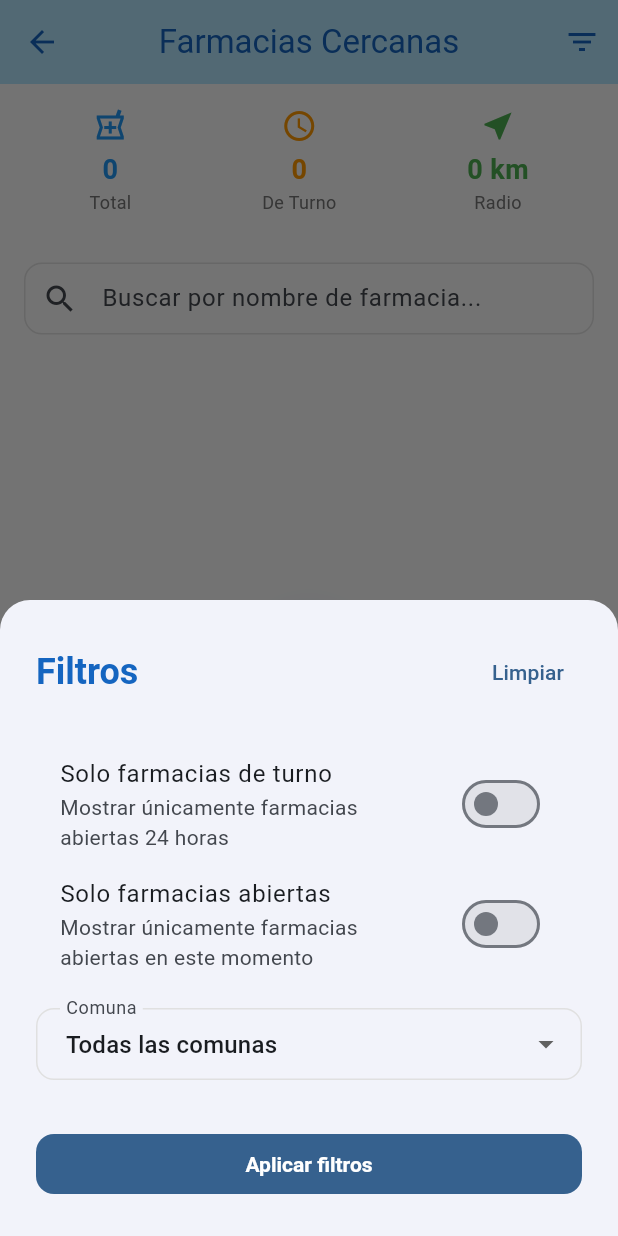
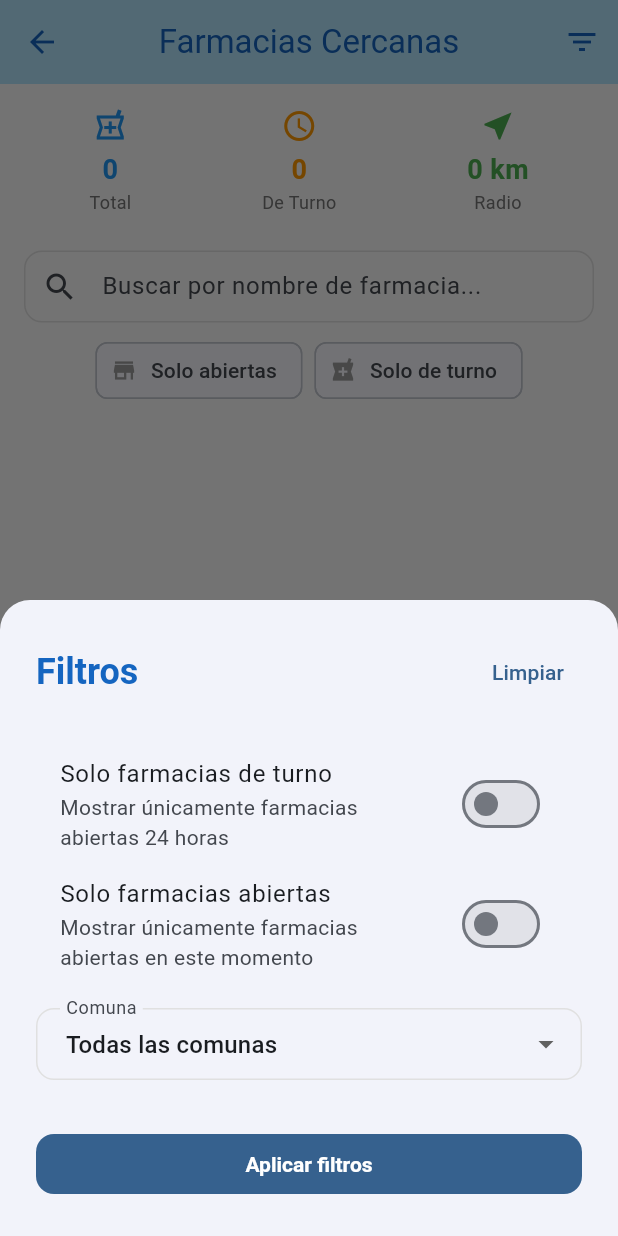
Before and after one commit to lriverd/farmaciapp, a Flutter app: the FarmaciaListScreen screen opened directly with empty values, after a tap on the "filter list" icon, on a phone screen of 412 x 824 dp. Run offline on Flutter 3.47's test engine with Material 3 defaults, Android fonts, the phone set to English and light mode, and no system bars; our stand-ins replace firebase_analytics, firebase_core, firebase_crashlytics, geolocator, google_mobile_ads, package_info_plus and 1 more; accounts and stored records are empty; network calls fail.

Commit message:
fix some adds

```diff
--- a/lib/screens/farmacia_detail_screen.dart
+++ b/lib/screens/farmacia_detail_screen.dart
@@ -40,6 +40,7 @@ class _FarmaciaDetailScreenState extends State<FarmaciaDetailScreen> {
 
   void _loadBannerAd() {
     _bannerAd = AdService.createBannerAd(
+      location: 'detail',
       onAdLoaded: (ad) {
         setState(() {
           _isBannerAdLoaded = true;
--- a/lib/screens/farmacia_list_screen.dart
+++ b/lib/screens/farmacia_list_screen.dart
@@ -1,8 +1,11 @@
 import 'package:flutter/material.dart';
 import 'package:geolocator/geolocator.dart';
+import 'package:google_mobile_ads/google_mobile_ads.dart';
 import 'package:provider/provider.dart';
 import 'package:url_launcher/url_launcher.dart';
 import '../models/farmacia_con_distancia.dart';
+import '../services/ad_service.dart';
+import '../services/analytics_service.dart';
 import '../services/farmacia_service.dart';
 import '../services/theme_service.dart';
 import '../utils/horario_utils.dart';
@@ -41,14 +44,20 @@ class _FarmaciaListScreenState extends State<FarmaciaListScreen> {
 
   final TextEditingController _searchController = TextEditingController();
 
+  // Variables para el banner
+  BannerAd? _bannerAd;
+  bool _isBannerAdLoaded = false;
+
   @override
   void initState() {
     super.initState();
     _initializarDatos();
+    _loadBannerAd();
   }
 
   @override
   void dispose() {
+    _bannerAd?.dispose();
     _searchController.dispose();
     super.dispose();
   }
@@ -56,6 +65,26 @@ class _FarmaciaListScreenState extends State<FarmaciaListScreen> {
   void _initializarDatos() {
     _farmaciasFiltradas = widget.farmaciasCercanas;
     _comunasDisponibles = FarmaciaService.obtenerComunas(widget.farmaciasCercanas);
+  }
+
+  void _loadBannerAd() {
+    _bannerAd = AdService.createBannerAd(
+      location: 'list',
+      onAdLoaded: (ad) {
+        setState(() {
+          _isBannerAdLoaded = true;
+        });
+      },
+      onAdFailedToLoad: (ad, error) {
+        ad.dispose();
+        AnalyticsService.logError(
+          error: 'Error al cargar banner en lista',
+          stackTrace: StackTrace.current,
+          contexto: 'FarmaciaListScreen',
+        );
+      },
+    );
+    _bannerAd?.load();
   }
 
   void _aplicarFiltros() {
@@ -181,10 +210,23 @@ class _FarmaciaListScreenState extends State<FarmaciaListScreen> {
             ),
           ),
 
-          // Barra de búsqueda
+          // Banner publicitario
+          if (_isBannerAdLoaded && _bannerAd != null)
+            Container(
+              alignment: Alignment.center,
+              width: double.infinity,
+              height: 60,
+              margin: const EdgeInsets.symmetric(vertical: 8),
+              child: AdWidget(ad: _bannerAd!),
+            ),
+
+          // Barra de búsqueda con filtros rápidos
           Padding(
-            padding: const EdgeInsets.all(16),
-            child: TextField(
+            padding: const EdgeInsets.symmetric(horizontal: 16, vertical: 8),
+            child: Column(
+              children: [
+                // Barra de búsqueda por nombre
+                TextField(
                   controller: _searchController,
                   decoration: InputDecoration(
                     hintText: 'Buscar por nombre de farmacia...',
@@ -208,6 +250,48 @@ class _FarmaciaListScreenState extends State<FarmaciaListScreen> {
                     });
                     _aplicarFiltros();
                   },
+                ),
+
+                const SizedBox(height: 8),
+
+                // Filtros rápidos
+                Wrap(
+                  spacing: 8,
+                  runSpacing: 8,
+                  children: [
+                    FilterChip(
+                      avatar: Icon(
+                        Icons.store,
+                        size: 18,
+                        color: _soloAbiertas ? Colors.white : Colors.grey,
+                      ),
+                      label: const Text('Solo abiertas'),
+                      selected: _soloAbiertas,
+                      onSelected: (value) {
+                        setState(() {
+                          _soloAbiertas = value;
+                        });
+                        _aplicarFiltros();
+                      },
+                    ),
+                    FilterChip(
+                      avatar: Icon(
+                        Icons.local_pharmacy,
+                        size: 18,
+                        color: _soloTurno ? Colors.white : Colors.grey,
+                      ),
+                      label: const Text('Solo de turno'),
+                      selected: _soloTurno,
+                      onSelected: (value) {
+                        setState(() {
+                          _soloTurno = value;
+                        });
+                        _aplicarFiltros();
+                      },
+                    ),
+                  ],
+                ),
+              ],
             ),
           ),
 
--- a/lib/services/ad_service.dart
+++ b/lib/services/ad_service.dart
@@ -10,11 +10,23 @@ class AdService {
   /// ID de la app de AdMob para iOS
   static const String _iosAppId = 'ca-app-pub-7060454650201968~4128813276';
 
-  /// ID del banner para Android
-  static const String _androidBannerId = 'ca-app-pub-7060454650201968/4923020192';
+  /// ID del banner para Android (Home)
+  static const String _androidBannerHomeId = 'ca-app-pub-7060454650201968/4923020192';
 
-  /// ID del banner para iOS
-  static const String _iosBannerId = 'ca-app-pub-7060454650201968/4923020192';
+  /// ID del banner para iOS (Home)
+  static const String _iosBannerHomeId = 'ca-app-pub-7060454650201968/4923020192';
+
+  /// ID del banner para Android (Lista de farmacias)
+  static const String _androidBannerListId = 'ca-app-pub-7060454650201968/3588612988';
+
+  /// ID del banner para iOS (Lista de farmacias)
+  static const String _iosBannerListId = 'ca-app-pub-7060454650201968/3588612988';
+
+  /// ID del banner para Android (Detalle de farmacia)
+  static const String _androidBannerDetailId = 'ca-app-pub-7060454650201968/5456228425';
+
+  /// ID del banner para iOS (Detalle de farmacia)
+  static const String _iosBannerDetailId = 'ca-app-pub-7060454650201968/5456228425';
 
   /// ID de prueba de banner para Android
   static const String _testBannerId = 'ca-app-pub-3940256099942544/6300978111';
@@ -43,17 +55,34 @@ class AdService {
     }
   }
 
-  /// Obtiene el ID del banner según la plataforma
-  static String get bannerAdUnitId {
+  /// Obtiene el ID del banner según la plataforma y ubicación
+  /// [location] puede ser 'home', 'list' o 'detail'
+  static String getBannerAdUnitId({String location = 'home'}) {
     try {
       if (kIsWeb) {
         return _testBannerId;
       }
 
       if (Platform.isAndroid) {
-        return _androidBannerId;
+        switch (location) {
+          case 'list':
+            return _androidBannerListId;
+          case 'detail':
+            return _androidBannerDetailId;
+          case 'home':
+          default:
+            return _androidBannerHomeId;
+        }
       } else if (Platform.isIOS) {
-        return _iosBannerId;
+        switch (location) {
+          case 'list':
+            return _iosBannerListId;
+          case 'detail':
+            return _iosBannerDetailId;
+          case 'home':
+          default:
+            return _iosBannerHomeId;
+        }
       }
       throw UnsupportedError('Plataforma no soportada');
     } catch (e) {
@@ -62,13 +91,19 @@ class AdService {
     }
   }
 
+  /// Obtiene el ID del banner según la plataforma (para compatibilidad)
+  /// @deprecated Usar getBannerAdUnitId con parámetro location
+  static String get bannerAdUnitId => getBannerAdUnitId();
+
   /// Crea un banner ad
+  /// [location] puede ser 'home', 'list' o 'detail'
   static BannerAd createBannerAd({
     required Function(Ad ad) onAdLoaded,
     required Function(Ad ad, LoadAdError error) onAdFailedToLoad,
+    String location = 'home',
   }) {
     return BannerAd(
-      adUnitId: bannerAdUnitId,
+      adUnitId: getBannerAdUnitId(location: location),
       size: AdSize.banner,
       request: const AdRequest(),
       listener: BannerAdListener(
```
Also changed, not shown: pubspec.lock, 1 other file. Lines whose indentation alone changed are shown as unchanged.
